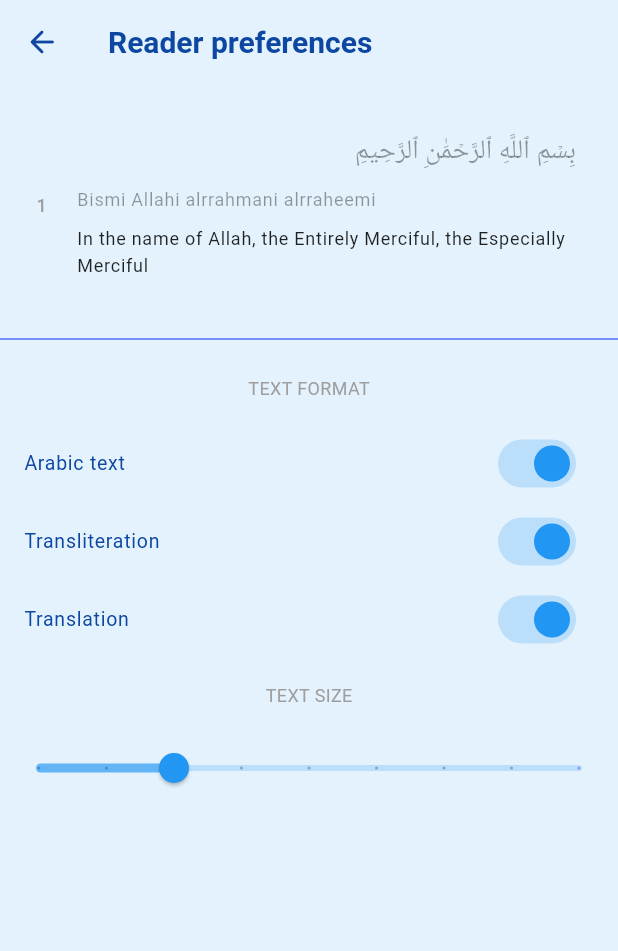
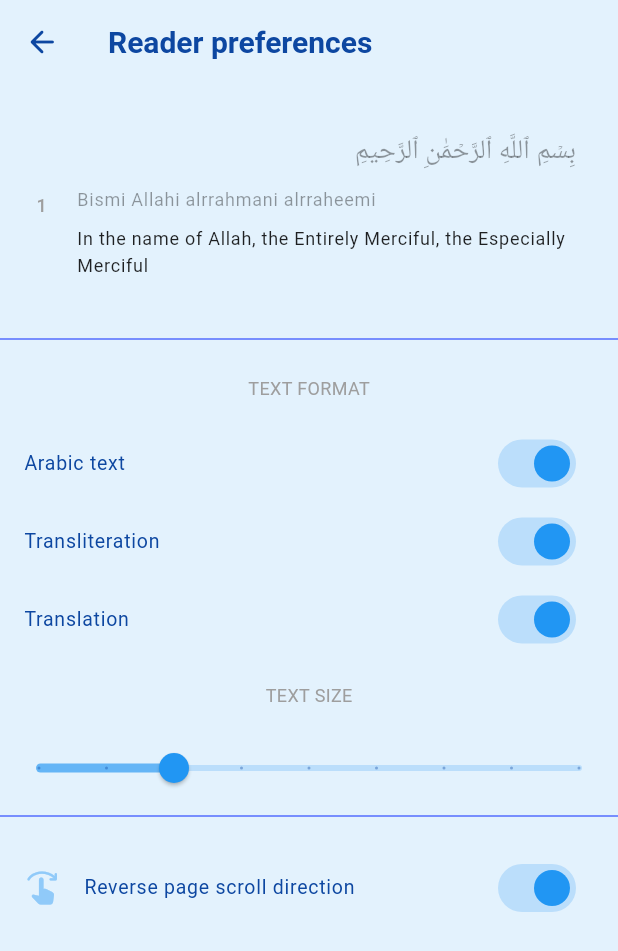
Before and after one commit to tallestlegacy/din_flutter, a Flutter app: the screen it shows after launch, item 4 of the bottom bar chosen, after a tap on "Reader preferences", on a phone screen of 412 x 824 dp. Shown: the top 951 px of the screen. Run offline on Flutter 3.47's test engine with Material 2 defaults, Android fonts, the phone set to English and light mode, and no system bars; our stand-ins replace flutter_markdown, font_awesome_flutter, get, get_storage, package_info_plus; missing offline and left inert: flutter_share.

Commit message:
Ui improvements

```diff
--- a/lib/components/text_settings.dart
+++ b/lib/components/text_settings.dart
@@ -1,3 +1,4 @@
+import 'package:din/components/divider.dart';
 import 'package:din/util/store.dart';
 import 'package:flutter/material.dart';
 import 'package:get/get.dart';
@@ -9,7 +10,8 @@ class TextSettings extends StatelessWidget {
   Widget build(BuildContext context) {
     final ReaderStoreController readerStoreController =
         Get.put(ReaderStoreController());
-    return Column(
+    return Wrap(
+      alignment: WrapAlignment.center,
       children: [
         Padding(
           padding: const EdgeInsets.all(16),
@@ -91,7 +93,12 @@ class TextSettingsAction extends StatelessWidget {
                 ),
                 color: Theme.of(context).canvasColor,
               ),
-              child: const TextSettings(),
+              child: Column(
+                children: const [
+                  HandleBar(),
+                  TextSettings(),
+                ],
+              ),
             );
           }),
         );
--- a/lib/screens/more/favourites.dart
+++ b/lib/screens/more/favourites.dart
@@ -126,7 +126,7 @@ class _FavouritesState extends State<Favourites> {
                             style: TextStyle(
                               color: Theme.of(context).primaryColor,
                               fontSize:
-                                  readerStoreController.fontSize.value * 2,
+                                  readerStoreController.fontSize.value * 1.5,
                             ),
                           ),
                           title: Text(
@@ -136,12 +136,12 @@ class _FavouritesState extends State<Favourites> {
                             style: TextStyle(
                               color: Theme.of(context).primaryColor,
                               fontSize:
-                                  readerStoreController.fontSize.value * 2,
+                                  readerStoreController.fontSize.value * 1.5,
                             ),
                           ),
                           trailing: Icon(
                             Icons.my_library_books_rounded,
-                            size: readerStoreController.fontSize.value * 2,
+                            size: readerStoreController.fontSize.value * 1.5,
                           ),
                         ),
                       ),
--- a/lib/screens/more/more.dart
+++ b/lib/screens/more/more.dart
@@ -81,7 +81,7 @@ class _MoreScreenState extends State<MoreScreen> {
               leading: const Icon(Icons.text_format_rounded),
               title: const Text("Reader preferences"),
               subtitle: const Text("Size, text display format"),
-              onTap: () => push(const ReaderPreferences()),
+              onTap: () => push(ReaderPreferences()),
             ),
             ListTile(
               leading: const Icon(Icons.palette_outlined),
--- a/lib/screens/more/reader_preferences.dart
+++ b/lib/screens/more/reader_preferences.dart
@@ -1,10 +1,14 @@
 import 'package:din/components/back_button.dart';
 import 'package:din/components/text_settings.dart';
 import 'package:din/components/verse.dart';
+import 'package:din/util/store.dart';
 import 'package:flutter/material.dart';
+import 'package:get/get.dart';
 
 class ReaderPreferences extends StatelessWidget {
-  const ReaderPreferences({super.key});
+  ReaderPreferences({super.key});
+  final ReaderStoreController readerStoreController =
+      Get.put(ReaderStoreController());
 
   @override
   Widget build(BuildContext context) {
@@ -15,13 +19,34 @@ class ReaderPreferences extends StatelessWidget {
         backgroundColor: Theme.of(context).backgroundColor,
       ),
       body: Column(
-        children: const [
-          Padding(
+        children: [
+          const Padding(
             padding: EdgeInsets.all(16),
             child: VersePreview(),
           ),
-          Divider(),
-          TextSettings(),
+          const Divider(),
+          const TextSettings(),
+          const Divider(),
+          Obx(
+            () => SwitchListTile(
+              value: readerStoreController.reverseScrolling.value,
+              onChanged: (bool? value) =>
+                  readerStoreController.setReverseScrolling(value!),
+              title: ListTile(
+                contentPadding: const EdgeInsets.all(0),
+                minVerticalPadding: 0,
+                minLeadingWidth: 0,
+                title: const Text("Reverse page scroll direction"),
+                leading: Icon(
+                  readerStoreController.reverseScrolling.value
+                      ? Icons.swipe_right_rounded
+                      : Icons.swipe_left_rounded,
+                ),
+              ),
+              inactiveThumbColor: Colors.grey,
+              inactiveTrackColor: Colors.grey.withAlpha(100),
+            ),
+          )
         ],
       ),
     );
--- a/lib/screens/quran.dart
+++ b/lib/screens/quran.dart
@@ -89,8 +89,7 @@ class _QuranPageState extends State<QuranPage> {
           ];
         },
         body: PageView(
-          key: const PageStorageKey<String>("quran page"),
-          reverse: true,
+          reverse: readerStoreController.reverseScrolling.value,
           controller: pageController,
           onPageChanged: onPageChanged,
           children: <Widget>[
@@ -125,6 +124,7 @@ class _QuranPageState extends State<QuranPage> {
       ),
       drawer: Drawer(
         child: ListView.separated(
+          key: const PageStorageKey<String>("quran drawer"),
           itemCount: _chapters.length,
           itemBuilder: (context, index) => InkWell(
             onTap: () {
--- a/lib/util/store.dart
+++ b/lib/util/store.dart
@@ -14,6 +14,7 @@ class ReaderStoreController extends GetxController {
   var showTransliteration = true.obs;
   var showArabicText = true.obs;
   var fontSize = 12.0.obs;
+  var reverseScrolling = true.obs;
 
   final box = GetStorage();
 
@@ -43,11 +44,17 @@ class ReaderStoreController extends GetxController {
     box.write("fontSize", value);
   }
 
+  void setReverseScrolling(bool value) {
+    reverseScrolling(value);
+    box.write("reverseScrolling", value);
+  }
+
   ReaderStoreController() {
     showTransliteration(box.read("showTransliteration") ?? true);
     showTranslation(box.read("showTranslation") ?? true);
     showArabicText(box.read("showArabicText") ?? true);
     fontSize(box.read("fontSize") ?? 12);
+    reverseScrolling(box.read("reverseScrolling") ?? true);
   }
 }
 
```
Also changed, not shown: lib/components/divider.dart (added, +17 -0 lines), 1 other file.
